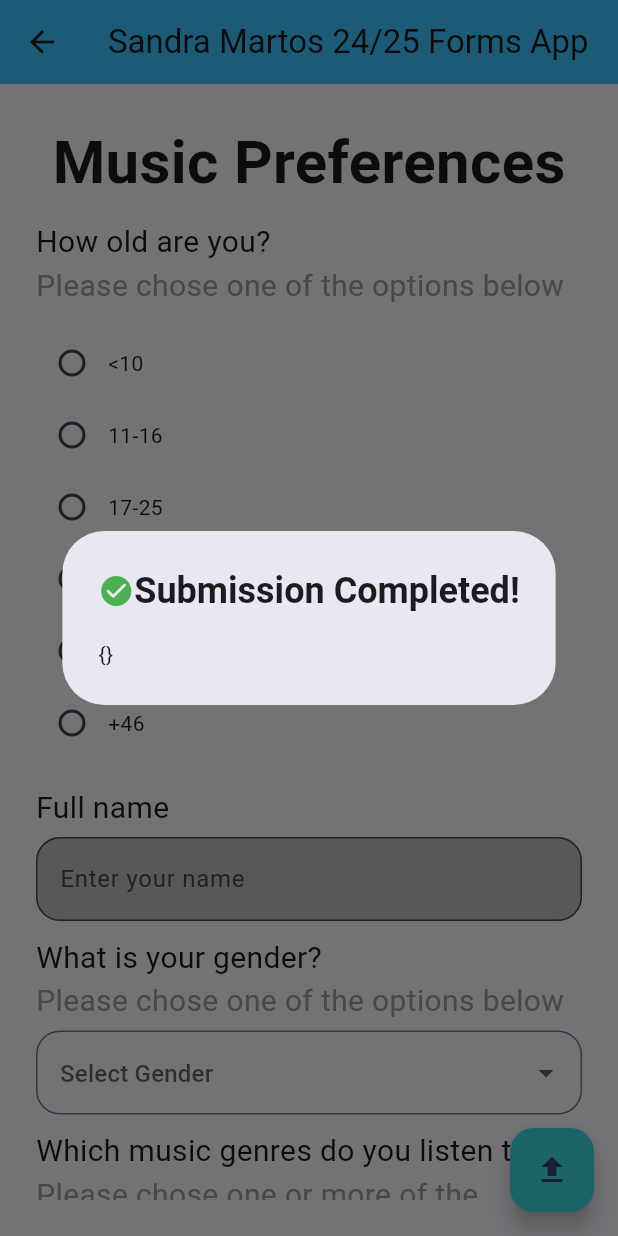
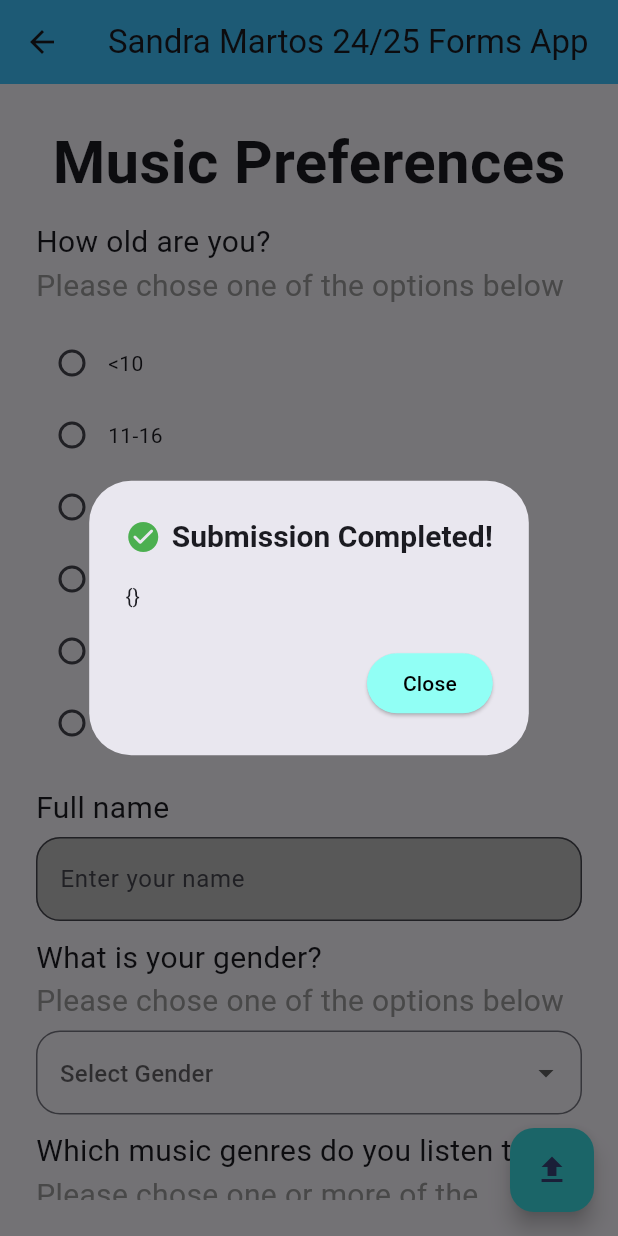
Before and after one commit to SandyMrtss/app_formularis, a Flutter app: the FormA screen opened directly, after a tap on the "upload" icon, on a phone screen of 412 x 824 dp. Run offline on Flutter 3.47's test engine with Material 3 defaults, Android fonts, the phone set to English and light mode, and no system bars; drawn by our look-alikes of flutter_form_builder; our stand-ins replace flutter_typeahead, form_builder_validators.

Commit message:
design changes and close button for alert dialog

```diff
--- a/lib/sources/form_a.dart
+++ b/lib/sources/form_a.dart
@@ -145,10 +145,10 @@ class _CompleteFormState extends State<FormA> {
                     title: Row(
                       children: <Widget> [
                         const Icon(Icons.check_circle_rounded,color: Colors.green,),
+                        const SizedBox(width: 7,),
                         const Text(
                           'Submission Completed!',
-                          textAlign: TextAlign.left,
-                          style: TextStyle(fontWeight: FontWeight.bold,),
+                          style: TextStyle( fontSize: 20, fontWeight: FontWeight.bold,),
                         )
                       ],
                     ),
@@ -156,6 +156,14 @@ class _CompleteFormState extends State<FormA> {
                       _formKey.currentState!.value.toString(),
                       textAlign: TextAlign.left,
                     ),
+                    actions: [
+                      ElevatedButton(
+                          onPressed: () => Navigator.of(context).pop(),
+                          style: ElevatedButton.styleFrom(
+                            backgroundColor: Color.fromRGBO(145, 255, 245, 100),
+                          ),
+                          child: const Text('Close', style: TextStyle(color: Colors.black),))
+                    ],
                   );
                 });
             },
```
